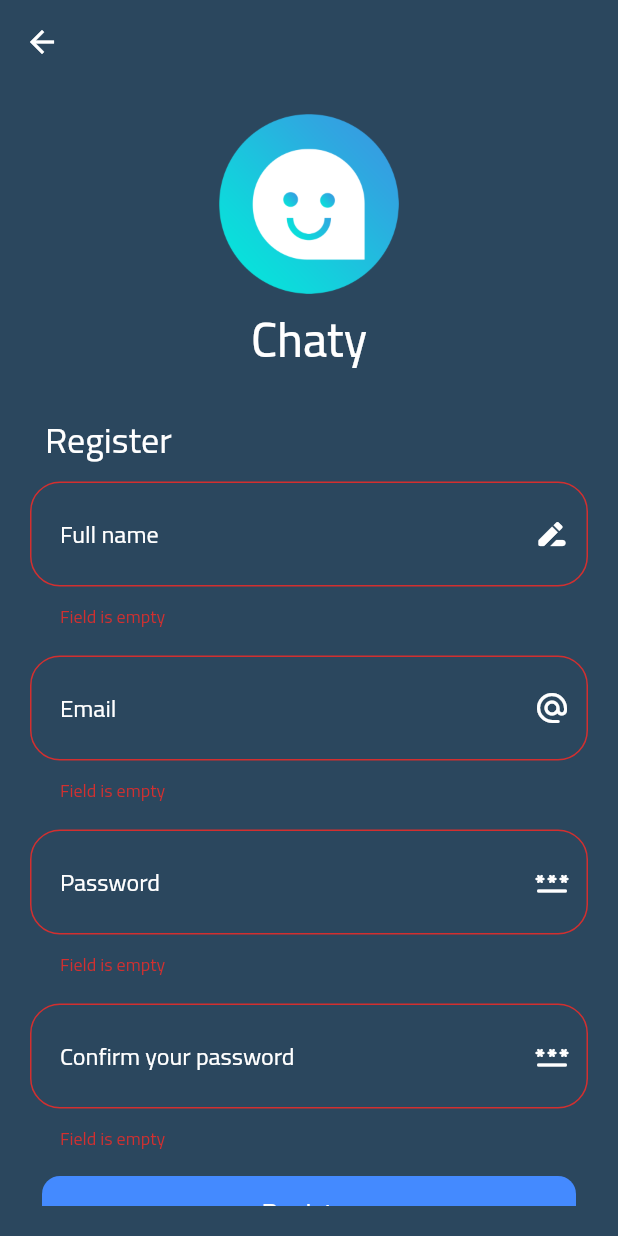
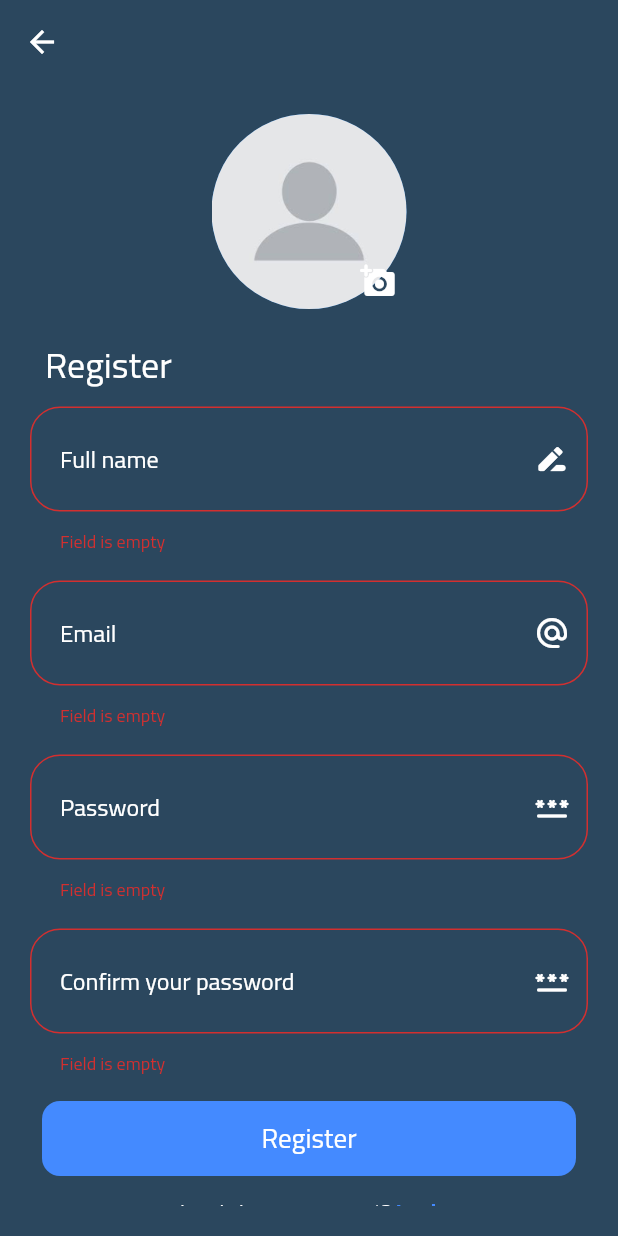
Before and after one commit to AkramMousa458/Chaty, a Flutter app: the RegisterScreen screen opened by its route, after a tap on "Register", on a phone screen of 412 x 824 dp. Run offline on Flutter 3.47's test engine with Material 2 defaults, Android fonts, the phone set to English and light mode, and no system bars; drawn by our look-alikes of modal_progress_hud_nsn; our stand-ins replace audioplayers, cloud_firestore, firebase_auth, firebase_core, flutter_slidable, image_picker; accounts and stored records are empty.

Commit message:
push pick photo feature

```diff
--- a/lib/main.dart
+++ b/lib/main.dart
@@ -5,7 +5,7 @@ import 'package:akram/screens/login_screen.dart';
 import 'package:akram/screens/people_screen.dart';
 import 'package:akram/screens/register_screen.dart';
 import 'package:akram/screens/chat_screen.dart';
-import 'package:akram/widgets/setting_widget.dart';
+import 'package:akram/screens/setting_screen.dart';
 
 import 'package:flutter/material.dart';
 
@@ -34,8 +34,8 @@ class Chaty extends StatelessWidget {
         HomeScreen.id: (context) => const HomeScreen(),
         RegisterScreen.id: (context) => const RegisterScreen(),
         PeopleScreen.id: (context) => PeopleScreen(),
-        ChatScreen.id: (context) => ChatScreen(),
-        SettingWidget.id: (context) => const SettingWidget(),
+        ChatScreen.id: (context) => const ChatScreen(),
+        SettingScreen.id: (context) => const SettingScreen(),
       },
       theme: ThemeData(
           fontFamily: 'Cairo',
--- a/lib/screens/register_screen.dart
+++ b/lib/screens/register_screen.dart
@@ -1,4 +1,5 @@
 // ignore_for_file: depend_on_referenced_packages
+import 'dart:typed_data';
 
 import 'package:akram/models/register_user.dart';
 import 'package:flutter/material.dart';
@@ -9,6 +10,9 @@ import '../widgets/button_widget.dart';
 import '../widgets/text_field_widget.dart';
 import 'package:firebase_auth/firebase_auth.dart';
 import 'package:modal_progress_hud_nsn/modal_progress_hud_nsn.dart';
+
+import 'package:akram/utils.dart';
+import 'package:image_picker/image_picker.dart';
 
 // ignore: must_be_immutable
 class RegisterScreen extends StatefulWidget {
@@ -27,6 +31,23 @@ class _RegisterScreenState extends State<RegisterScreen> {
 
   GlobalKey<FormState> formKey = GlobalKey();
 
+  Uint8List? _image;
+
+  void selectImage() async {
+    try {
+      Uint8List img = await pickImage(ImageSource.camera);
+      setState(() {
+        _image = img;
+      });
+    } catch (ex) {
+      showSnackBar(
+          context: context,
+          text: 'No image selected',
+          icon: Icons.image_not_supported_rounded,
+          backColor: Colors.blueGrey);
+    }
+  }
+
   @override
   Widget build(BuildContext context) {
     return ModalProgressHUD(
@@ -42,17 +63,52 @@ class _RegisterScreenState extends State<RegisterScreen> {
               child: SingleChildScrollView(
                 child: Column(
                   children: [
-                    Image.asset(
-                      kLogo,
-                      width: 120,
+                    Stack(
+                      children: [
+                        _image == null
+                            ? GestureDetector(
+                                onTap: () {
+                                  selectImage();
+                                },
+                                child: const CircleAvatar(
+                                  radius: 65,
+                                  backgroundImage:
+                                      AssetImage('assets/images/user.png'),
+                                ),
+                              )
+                            : GestureDetector(
+                                onTap: () {
+                                  selectImage();
+                                },
+                                child: CircleAvatar(
+                                  radius: 65,
+                                  backgroundImage: MemoryImage(_image!),
+                                ),
+                              ),
+                        Positioned(
+                          bottom: -5,
+                          right: -5,
+                          child: IconButton(
+                            onPressed: () async {
+                              selectImage();
+                            },
+                            icon: const Icon(Icons.add_a_photo_rounded,
+                                color: Colors.white),
+                          ),
+                        )
+                      ],
                     ),
-                    const Text(
-                      'Chaty',
-                      style: TextStyle(
-                        fontSize: 32,
-                        fontWeight: FontWeight.w500,
-                      ),
-                    ),
+                    // Image.asset(
+                    //   kLogo,
+                    //   width: 120,
+                    // ),
+                    // const Text(
+                    //   'Chaty',
+                    //   style: TextStyle(
+                    //     fontSize: 32,
+                    //     fontWeight: FontWeight.w500,
+                    //   ),
+                    // ),
                     const SizedBox(
                       height: 10,
                     ),
--- a/pubspec.yaml
+++ b/pubspec.yaml
@@ -46,6 +46,11 @@ dev_dependencies:
   modal_progress_hud_nsn: ^0.4.0
   cloud_firestore: ^4.8.5
   audioplayers: ^5.1.0
+  firebase_storage: ^11.2.6
+  image_picker: ^1.0.2
+  path: ^1.8.3
+
+
 
 
   # The "flutter_lints" package below contains a set of recommended lints to
```
Also changed, not shown: lib/screens/chat_screen.dart (+7 -16 lines), lib/screens/people_screen.dart (+34 -17 lines), lib/screens/setting_screen.dart (added, +65 -0 lines), lib/utils.dart (added, +28 -0 lines), lib/widgets/setting_widget.dart (deleted, +0 -17 lines), pubspec.lock, 6 other files.
